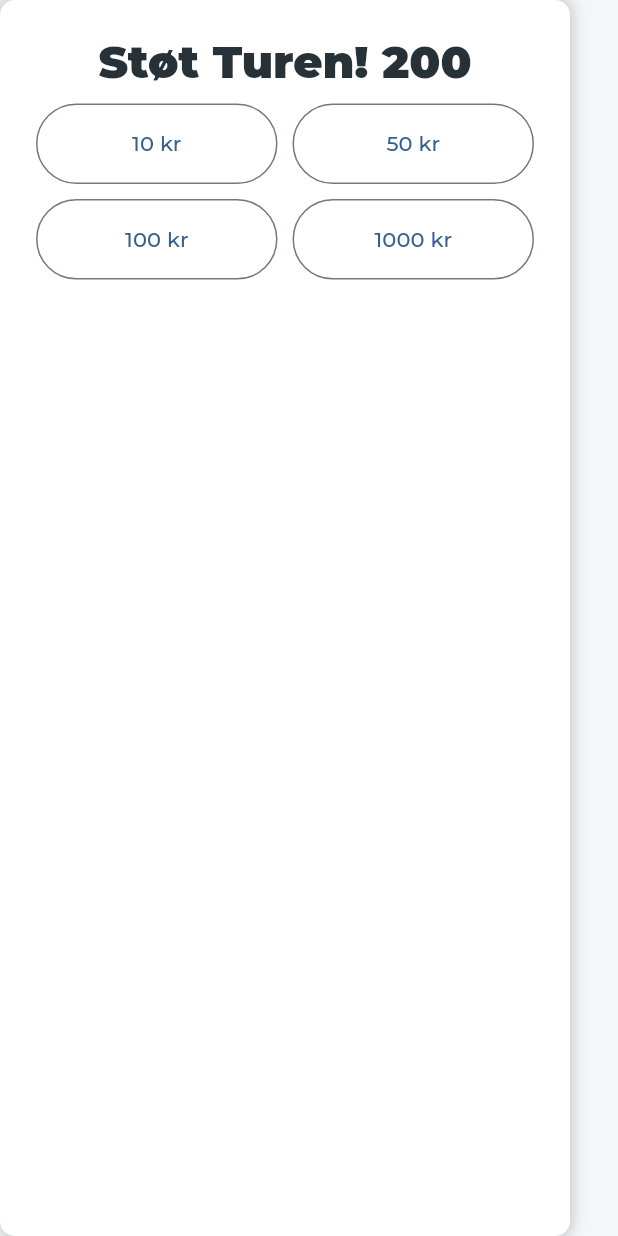
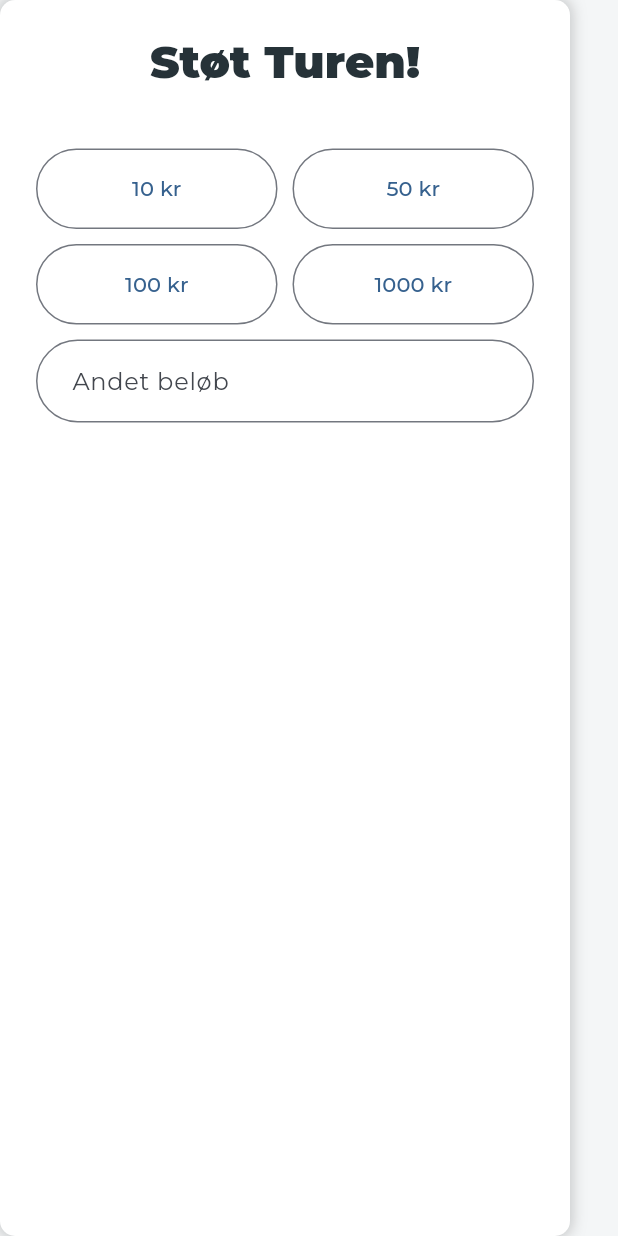
Before and after one commit to toke-dk/crowdfunding, a Flutter app: the SupportSection widget shown alone on an empty page, opened directly, on a phone screen of 412 x 824 dp. Run offline on Flutter 3.47's test engine with Material 3 defaults, Android fonts, the light colour scheme and no system bars; our stand-ins replace countup, flutter_animate, google_fonts.

Commit message:
added another amount button

```diff
--- a/lib/support_section.dart
+++ b/lib/support_section.dart
@@ -1,5 +1,6 @@
 import 'dart:math';
 
+import 'package:flutter/cupertino.dart';
 import 'package:flutter/material.dart';
 
 class SupportSection extends StatelessWidget {
@@ -22,14 +23,14 @@ class SupportSection extends StatelessWidget {
       child: Column(
         children: [
           Text(
-            "Støt Turen! 200",
+            "Støt Turen!",
             style: Theme.of(context)
                 .textTheme
                 .displayMedium!
                 .copyWith(fontWeight: FontWeight.w900, fontSize: 30),
           ),
           const SizedBox(
-            height: 10,
+            height: 40,
           ),
           GridView.count(
             crossAxisSpacing: 10,
@@ -41,9 +42,24 @@ class SupportSection extends StatelessWidget {
                 4,
                 (index) => OutlinedButton(
                       onPressed: () {},
-                      child: Center(child: Text("${index == 0 ? 10 : index == 1 ? 50 : index == 2 ? 100 : 1000} kr")),
+                      child: Center(
+                          child: Text(
+                              "${index == 0 ? 10 : index == 1 ? 50 : index == 2 ? 100 : 1000} kr")),
                     )),
-          )
+          ),
+          const SizedBox(
+            height: 10,
+          ),
+          AspectRatio(
+              aspectRatio: 6,
+              child: OutlinedButton(
+                  onPressed: () {},
+                  child: const TextField(
+                    decoration: InputDecoration(
+                      hintText: "Andet beløb",
+                      border: InputBorder.none,
+                    ),
+                  )))
         ],
       ),
     );
```
